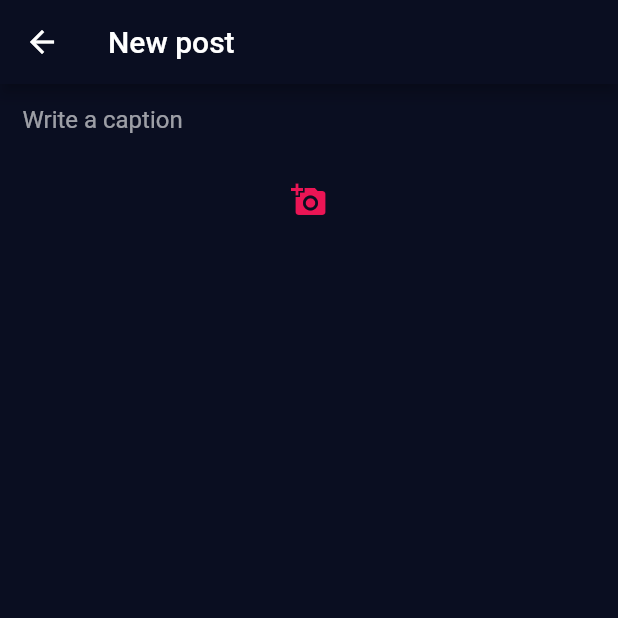
After one commit to arjun-14/housingsociety, a Flutter app: the UploadPage screen opened directly, on a phone screen of 412 x 824 dp, the top half of it. The commit adds this screen. Run offline on Flutter 3.47's test engine with Material 2 defaults, Android fonts, the phone set to English and light mode, and no system bars; our stand-ins replace adaptive_dialog, cloud_firestore, firebase_auth, firebase_core, firebase_messaging, firebase_storage and 6 more; missing offline and left inert: rake, translator; accounts and stored records are empty.

Commit message:
social: create upload page

```diff
--- a/lib/routes.dart
+++ b/lib/routes.dart
@@ -13,6 +13,7 @@ import 'package:housingsociety/screens/home/modules/profile/editName.dart';
 import 'package:housingsociety/screens/home/modules/profile/editPassword.dart';
 import 'package:housingsociety/screens/home/modules/profile/editPhoneNumber.dart';
 import 'package:housingsociety/screens/home/modules/profile/profile.dart';
+import 'package:housingsociety/screens/home/modules/social/uploadpage.dart';
 import 'package:housingsociety/screens/home/modules/social/wrappersocial.dart';
 import 'package:housingsociety/screens/home/modules/visitor/addvisitor.dart';
 import 'package:housingsociety/screens/home/modules/visitor/visitor.dart';
--- /dev/null
+++ b/lib/screens/home/modules/social/uploadpage.dart
@@ -0,0 +1,135 @@
+import 'dart:io';
+import 'package:flutter/material.dart';
+import 'package:housingsociety/models/user.dart';
+import 'package:housingsociety/services/storage.dart';
+import 'package:housingsociety/shared/constants.dart';
+import 'package:image_picker/image_picker.dart';
+import 'package:provider/provider.dart';
+
+class UploadPage extends StatefulWidget {
+  static const String id = 'upload_page';
+  final String username;
+  UploadPage({this.username});
+  @override
+  _UploadPageState createState() => _UploadPageState();
+}
+
+class _UploadPageState extends State<UploadPage> {
+  final StorageService storage = StorageService();
+  String caption = '';
+  File photo;
+  String photoPath;
+  final picker = ImagePicker();
+
+  Future getImage(source, uid) async {
+    final pickedFile = await picker.getImage(source: source);
+
+    setState(() {
+      if (pickedFile != null) {
+        photo = File(pickedFile.path);
+        photoPath = pickedFile.path;
+      }
+    });
+  }
+
+  @override
+  Widget build(BuildContext context) {
+    final user = Provider.of<CurrentUser>(context);
+    print(widget.username);
+    void addPhoto() {
+      showModalBottomSheet(
+        backgroundColor: Colors.transparent,
+        context: context,
+        builder: (context) {
+          return Container(
+            height: 130,
+            decoration: BoxDecoration(
+              color: kSpaceCadet,
+              borderRadius: BorderRadius.vertical(
+                top: Radius.circular(15),
+              ),
+            ),
+            child: ListView(
+              children: [
+                ListTile(
+                  leading: Icon(Icons.camera_alt),
+                  title: Text('Choose from Camera'),
+                  onTap: () {
+                    getImage(ImageSource.camera, user.uid);
+                    Navigator.pop(context);
+                  },
+                ),
+                Divider(),
+                ListTile(
+                  leading: Icon(Icons.collections),
+                  title: Text('Choose from gallery'),
+                  onTap: () {
+                    getImage(ImageSource.gallery, user.uid);
+                    Navigator.pop(context);
+                  },
+                ),
+              ],
+            ),
+          );
+        },
+      );
+    }
+
+    return Scaffold(
+      appBar: AppBar(
+        title: Text('New post'),
+        actions: [
+          Visibility(
+            visible: photo != null,
+            child: IconButton(
+              icon: Icon(
+                Icons.done,
+                color: kAmaranth,
+              ),
+              onPressed: () {
+                storage.uploadPhoto(
+                    photoPath, user.uid, caption, widget.username);
+                Navigator.pop(context);
+              },
+            ),
+          )
+        ],
+      ),
+      body: Padding(
+        padding: const EdgeInsets.symmetric(horizontal: 15.0),
+        child: ListView(
+          children: [
+            //  Image.file(photo),
+            TextField(
+              onChanged: (value) {
+                caption = value;
+              },
+              maxLines: null,
+              decoration: InputDecoration(
+                hintText: 'Write a caption',
+                border: InputBorder.none,
+              ),
+            ),
+            SizedBox(
+              height: 5,
+            ),
+            IconButton(
+              icon: Icon(
+                Icons.add_a_photo,
+                color: kAmaranth,
+              ),
+              onPressed: () {
+                addPhoto();
+              },
+            ),
+            photo == null
+                ? SizedBox(
+                    height: 0,
+                  )
+                : Image.file(photo),
+          ],
+        ),
+      ),
+    );
+  }
+}
--- a/lib/services/storage.dart
+++ b/lib/services/storage.dart
@@ -36,14 +36,15 @@ class StorageService {
     }
   }
 
-  Future<void> uploadPhoto(String filepath, String uid) async {
+  Future<void> uploadPhoto(
+      String filepath, String uid, String caption, String username) async {
     File file = File(filepath);
     Timestamp timestamp = Timestamp.now();
     try {
       await storage.ref('social/$uid/$timestamp').putFile(file);
       String downloadURL =
           await storage.ref('social/$uid/$timestamp').getDownloadURL();
-      db.uploadPhotodetails(uid, timestamp, downloadURL);
+      db.uploadPhotodetails(uid, timestamp, downloadURL, caption, username);
     } on firebase_core.FirebaseException catch (e) {
       print(e);
     }
```
Also changed, not shown: lib/screens/home/modules/social/wrappersocial.dart (+10 -53 lines), lib/services/database.dart (+10 -3 lines).
